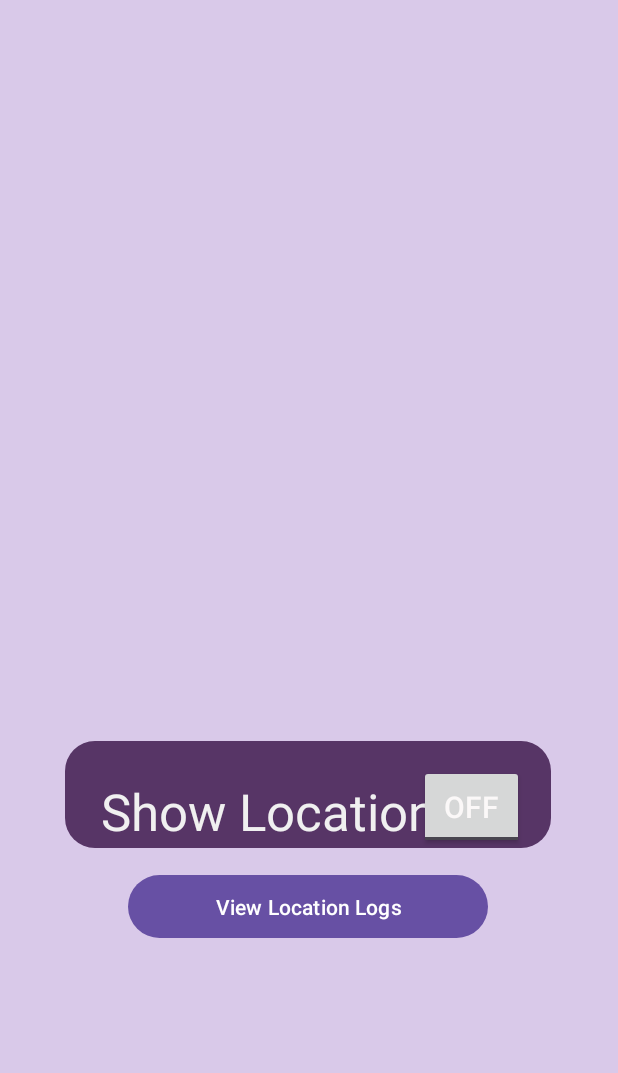
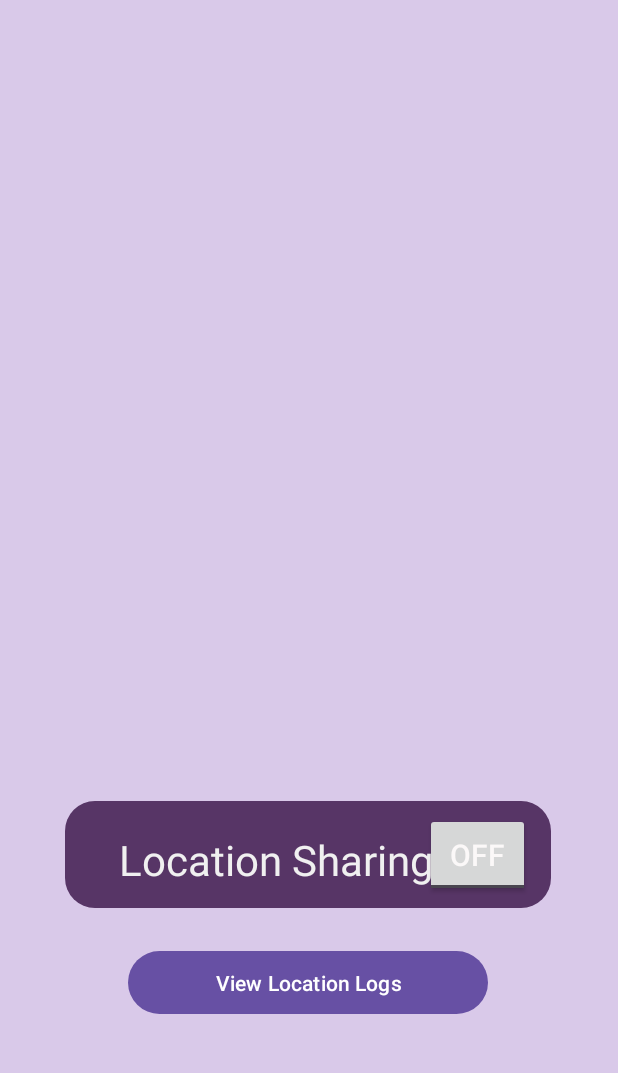
Before and after one commit to yoreumorchid/Safe_Haven, an Android app: the fragment SMSFragment shown on its own in the app's theme, on a phone screen of 412 x 824 dp, the part 53-1126 px from its top. Run offline under Robolectric (Android 15) with nearby library versions, the phone set to English and light mode, and no system bars; our stand-ins replace Firebase (no records; nobody signed in at launch, a user with empty details on screens opened directly); Roboto replaces fonts that are not available here; 1 statement that could not run was skipped.

Commit message:
update sms_fragment button name

```diff
--- a/app/src/main/res/layout/fragment_sms.xml
+++ b/app/src/main/res/layout/fragment_sms.xml
@@ -17,25 +17,25 @@
         app:layout_constraintStart_toStartOf="parent"
         app:layout_constraintTop_toTopOf="parent" />
 
+
     <ToggleButton
         android:id="@+id/TbLocationSharing"
         android:layout_width="70dp"
         android:layout_height="56dp"
-        android:layout_marginTop="16dp"
+        android:layout_marginTop="8dp"
         android:text="ToggleButton"
         android:textColor="#FBF8F8"
         android:textSize="20sp"
         app:layout_constraintEnd_toEndOf="@+id/IV_Backgroumd"
-        app:layout_constraintHorizontal_bias="0.93"
+        app:layout_constraintHorizontal_bias="0.944"
         app:layout_constraintStart_toStartOf="@+id/IV_Backgroumd"
         app:layout_constraintTop_toTopOf="@+id/IV_Backgroumd" />
-
 
     <ImageView
         android:id="@+id/IV_Backgroumd"
         android:layout_width="324dp"
         android:layout_height="71dp"
-        android:layout_marginTop="8dp"
+        android:layout_marginTop="48dp"
         android:src="@drawable/radiusbox"
         app:layout_constraintEnd_toEndOf="parent"
         app:layout_constraintHorizontal_bias="0.494"
@@ -44,14 +44,14 @@
 
     <TextView
         android:id="@+id/TVShowLocarion"
-        android:layout_width="wrap_content"
-        android:layout_height="wrap_content"
-        android:layout_marginStart="24dp"
-        android:layout_marginTop="24dp"
+        android:layout_width="225dp"
+        android:layout_height="44dp"
+        android:layout_marginStart="36dp"
+        android:layout_marginTop="20dp"
         android:fontFamily="@font/amaranth_bold_italic"
-        android:text="Show Location"
+        android:text="Location Sharing"
         android:textColor="#F0F0F0"
-        android:textSize="34sp"
+        android:textSize="28sp"
         app:layout_constraintStart_toStartOf="@+id/IV_Backgroumd"
         app:layout_constraintTop_toTopOf="@+id/IV_Backgroumd" />
 
@@ -59,7 +59,7 @@
         android:id="@+id/btnViewLocationLogs"
         android:layout_width="240dp"
         android:layout_height="50dp"
-        android:layout_marginTop="16dp"
+        android:layout_marginTop="32dp"
         android:text="View Location Logs"
         app:layout_constraintEnd_toEndOf="parent"
         app:layout_constraintHorizontal_bias="0.497"
```
